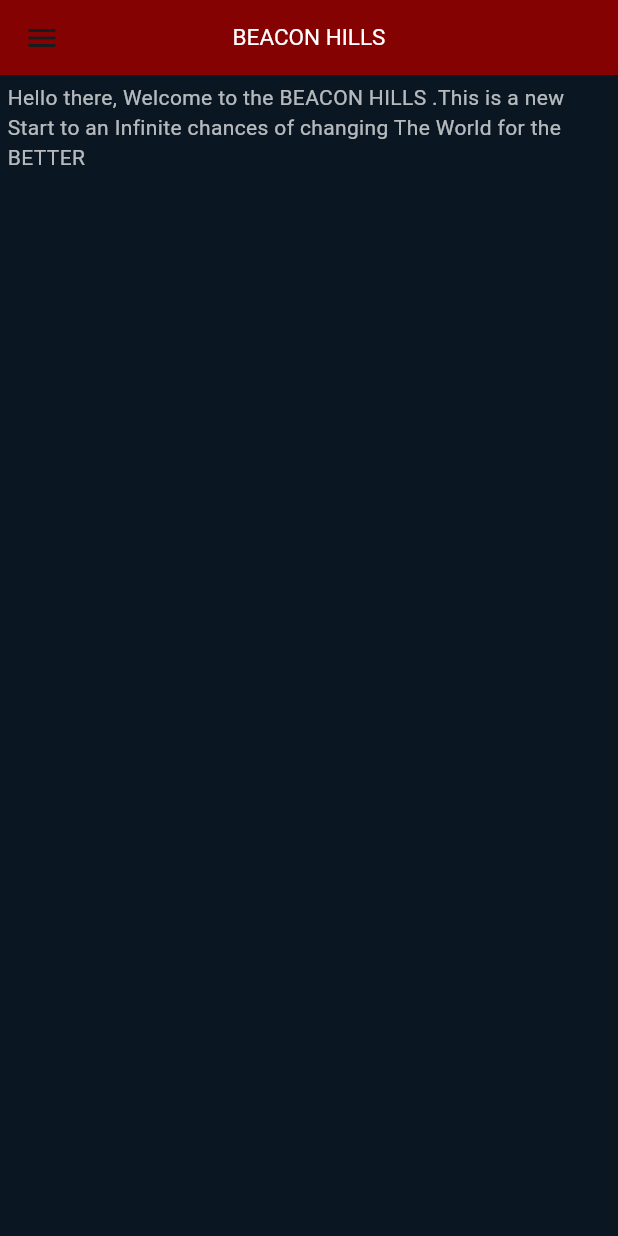
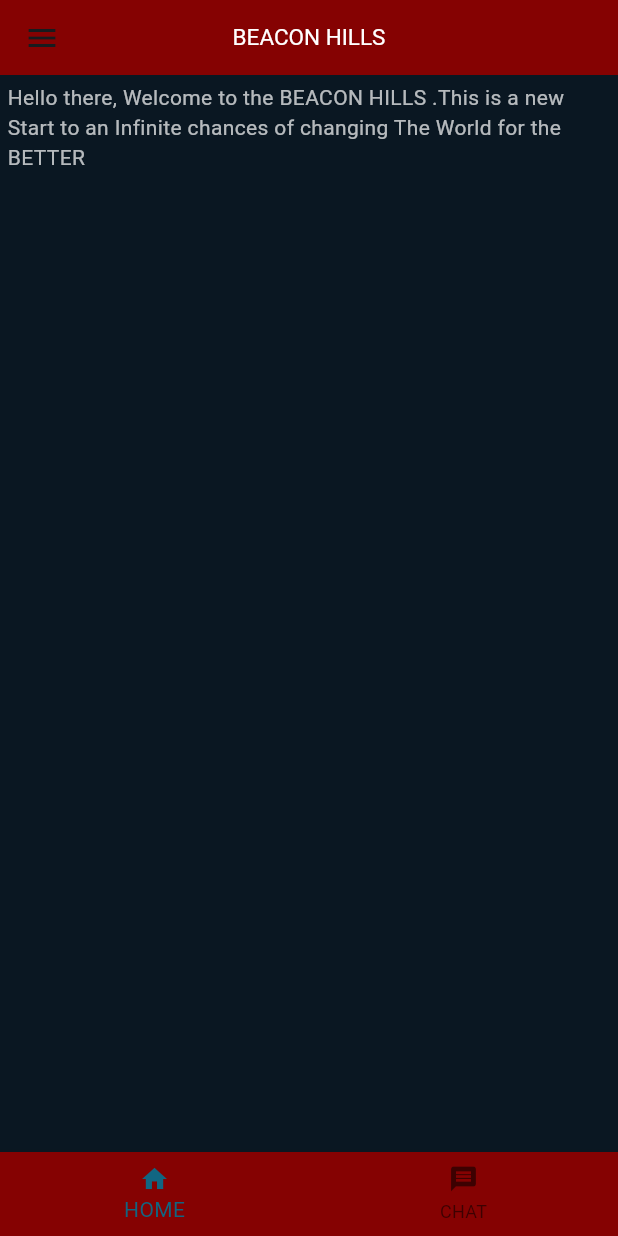
Before and after one commit to Skudush69/Mobile-app, a Flutter app: the HomeScreen screen opened directly, on a phone screen of 412 x 824 dp. Run offline on Flutter 3.47's test engine with Material 2 defaults, Android fonts, the phone set to English and light mode, and no system bars.

Commit message:
index.hml

```diff
--- a/lib/screens/home_screen.dart
+++ b/lib/screens/home_screen.dart
@@ -24,30 +24,30 @@ class _HomeScreenState extends State<HomeScreen> {
         ),
         toolbarHeight: 50,
       ),
-      drawer: Drawer(
+      drawer: Drawer(backgroundColor: Color.fromARGB(255, 133, 2, 2),
         width: 150,
         child: ListView(
           children: [
             ListTile(
-              tileColor: Colors.white,
-              title: const Text('HOME'),
+              tileColor: const Color.fromARGB(255, 133, 2, 2),
+              title: const Text('HOME'),textColor: Colors.white70,
               onTap: () {
                 Navigator.of(context).pushReplacement(
                     MaterialPageRoute(builder: (context) => LoginScreen()));
               },
             ),
             const ListTile(
-              tileColor: Colors.white,
-              title: Text('PROFILE'),),
+              tileColor: Color.fromARGB(255, 133, 2, 2),
+              title: Text('PROFILE'),textColor: Colors.white70,),
               const ListTile(
-              tileColor: Colors.white,
-              title: Text('SETTINGS'),),
+              tileColor: Color.fromARGB(255, 133, 2, 2),
+              title: Text('SETTINGS'),textColor: Colors.white70,),
               const ListTile(
-              tileColor: Colors.white,
-              title: Text('CONTACT US'),),
+              tileColor: Color.fromARGB(255, 133, 2, 2),
+              title: Text('CONTACT US'),textColor: Colors.white70,),
               const ListTile(
-              tileColor: Colors.white,
-              title: Text('ABOUT US'),),
+              tileColor: Color.fromARGB(255, 133, 2, 2),
+              title: Text('ABOUT US'),textColor: Colors.white70,),
 
           ],
         ),
@@ -68,20 +68,13 @@ class _HomeScreenState extends State<HomeScreen> {
           ],
         ),
       ),
-      // bottomNavigationBar: BottomNavigationBar(backgroundColor: Colors.white, iconSize: 20, onTap:(value) => log(5),
-      // items:const [ BottomNavigationBarItem(icon: Icon(Icons.home),
-      // label: 'HOME',
-      //  backgroundColor: Colors.black),
-      //  BottomNavigationBarItem(icon: Icon(Icons.message),
-      // label: 'CHAT',
-      //  backgroundColor: Colors.black),
-      //  BottomNavigationBarItem(icon: Icon(Icons.settings),
-      // label: 'SETTINGS',
-      //  backgroundColor: Colors.black),
-      //  BottomNavigationBarItem(icon: Icon(Icons.person_2),
-      // label: 'PROFILE',
-      //  backgroundColor: Colors.black),
-      //  ],),
+      bottomNavigationBar: BottomNavigationBar(backgroundColor: const Color.fromARGB(255, 133, 2, 2), iconSize: 20, onTap:(value) => log(5),
+      items:const [ BottomNavigationBarItem(icon: Icon(Icons.home),
+      label: 'HOME',
+       backgroundColor: Colors.black),
+       BottomNavigationBarItem(icon: Icon(Icons.message),
+      label: 'CHAT'),
+       ],),
     );
   }
 }
```
Also changed, not shown: 1 other file.
